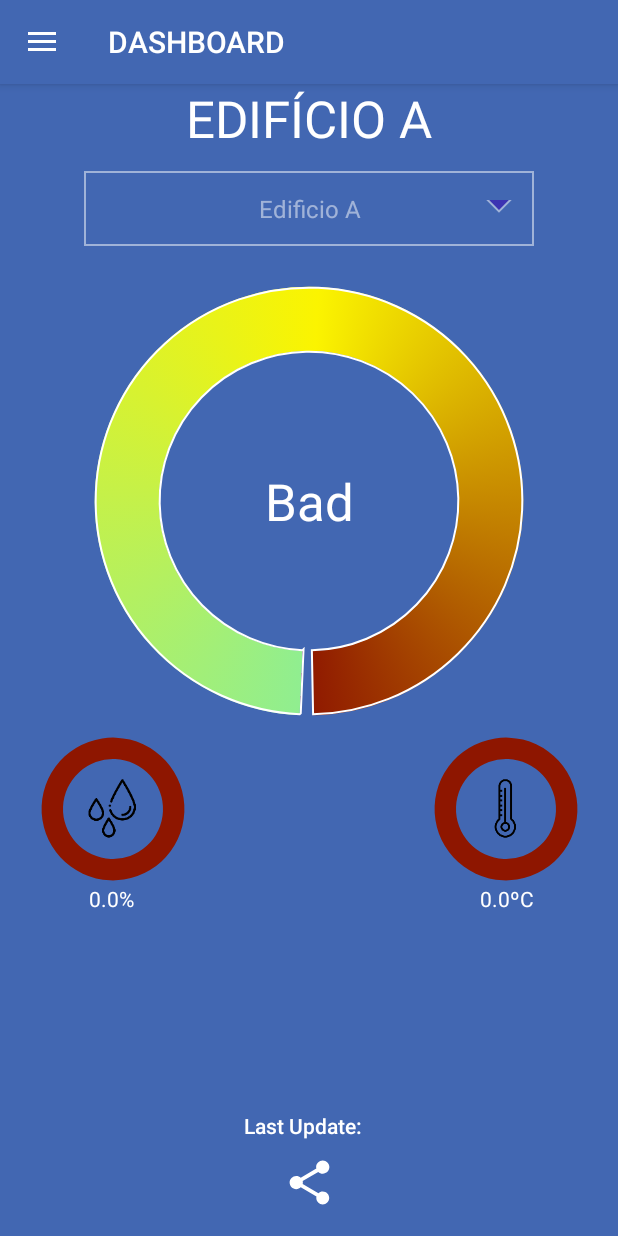
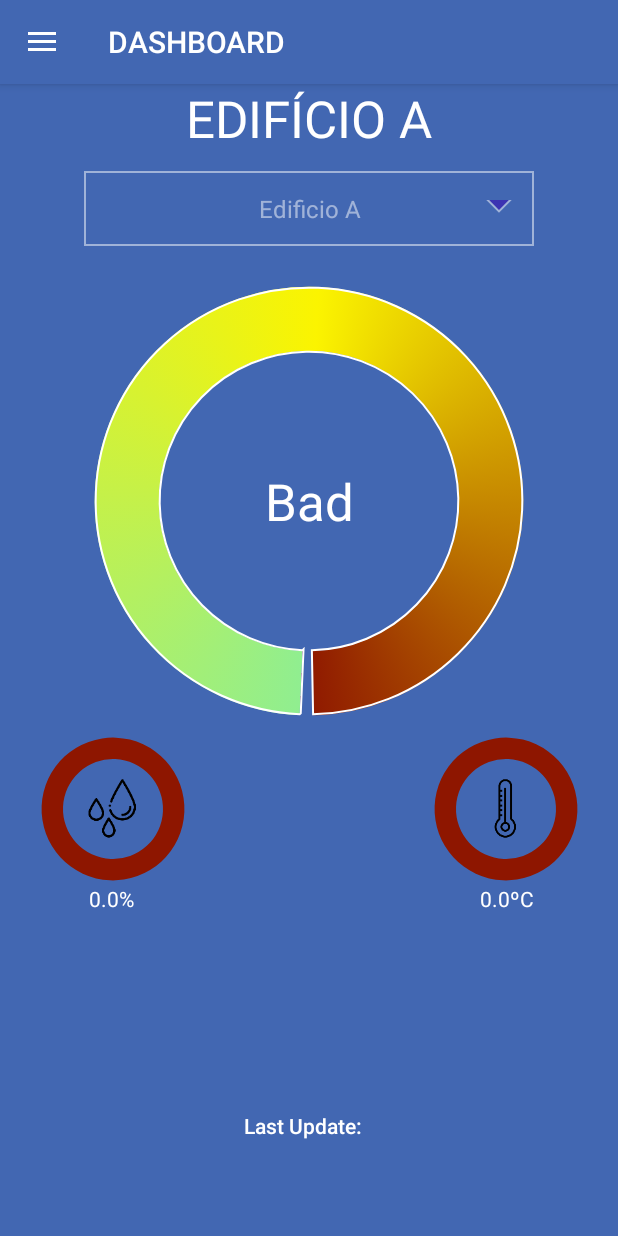
Before and after one commit to TiagoParente32/Sentinel, an Android app: the screen it shows after launch (MainActivity), on a phone screen of 412 x 824 dp. Run offline under Robolectric (Android 15) with nearby library versions, the phone set to English and light mode, and no system bars; our stand-ins replace Firebase (no records; nobody signed in at launch, a user with empty details on screens opened directly); libraries missing offline, so code that uses them is left out: twitter4j.auth, twitter4j.conf; Roboto replaces fonts that are not available here; 2 statements that could not run were skipped.

Commit message:
Added button visibility TAES19GO-20 Actions (Type . to access issue actions)

```diff
--- a/app/src/main/java/pt/ipleiria/estg/dei/sentinel/fragments/DashboardFragment.java
+++ b/app/src/main/java/pt/ipleiria/estg/dei/sentinel/fragments/DashboardFragment.java
@@ -16,6 +16,7 @@ import android.view.animation.DecelerateInterpolator;
 import android.widget.AdapterView;
 import android.widget.ArrayAdapter;
 import android.widget.Button;
+import android.widget.ImageButton;
 import android.widget.ProgressBar;
 import android.widget.Spinner;
 import android.widget.TextView;
@@ -48,7 +49,8 @@ public class DashboardFragment extends Fragment implements View.OnClickListener
     private ProgressBar pbTemp;
     private ProgressBar pbHum;
     private Spinner spinnerRooms;
-    private Button btnShare;
+    private ImageButton btnShare;
+
     //------------variables---------------
     private DatabaseReference mDatabase;
     public static final String TAG = "Dashboard";
@@ -113,6 +115,7 @@ public class DashboardFragment extends Fragment implements View.OnClickListener
         spinnerRooms = view.findViewById(R.id.spinnerRooms);
         pbTemp = view.findViewById(R.id.progressBarTemperatura);
         pbHum = view.findViewById(R.id.progressBarHumidade);
+        btnShare = view.findViewById(R.id.btnShare);
 
 
         view.findViewById(R.id.btnShare).setOnClickListener(this);
@@ -125,6 +128,8 @@ public class DashboardFragment extends Fragment implements View.OnClickListener
             spinnerRooms.setEnabled(false);
             spinnerRooms.setClickable(false);
             spinnerRooms.setAlpha(0.5f);
+            btnShare.setVisibility(View.INVISIBLE);
+
         }else{
             spinnerRooms.setAlpha(1);
         }
```
Also changed, not shown: app/src/main/java/pt/ipleiria/estg/dei/sentinel/activities/MainActivity.java (+2 -7 lines).
